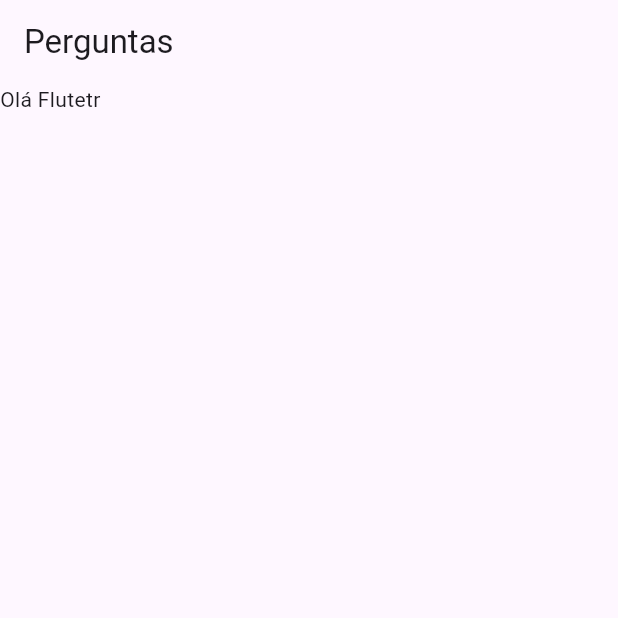
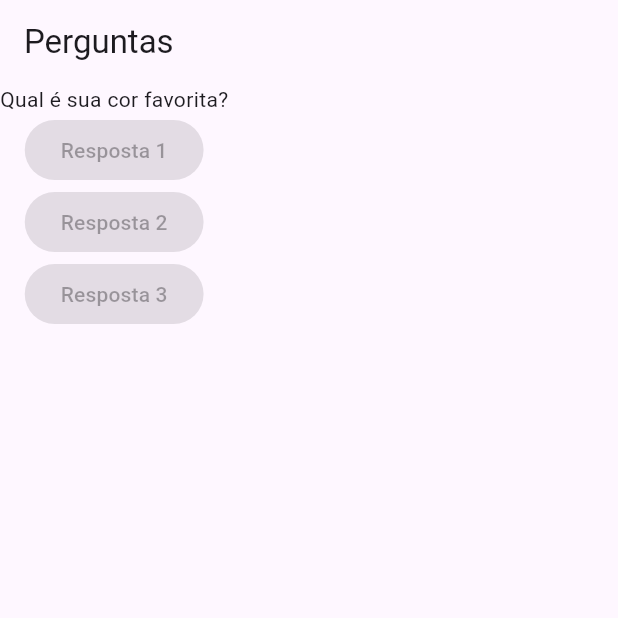
Before and after one commit to diegogiovane/ProjetoPerguntas, a Flutter app: the screen it shows after launch, on a phone screen of 412 x 824 dp, the top half of it. Run offline on Flutter 3.47's test engine with Material 3 defaults, Android fonts, the phone set to English and light mode, and no system bars.

Commit message:
34. Usando Column para Organizar os Widgets

```diff
--- a/lib/main.dart
+++ b/lib/main.dart
@@ -1,9 +1,13 @@
 import 'package:flutter/material.dart';
 
-void main(List<String> args) =>	runApp(const PerguntaApp());
+void main(List<String> args) =>	runApp(PerguntaApp());
 
 class PerguntaApp extends StatelessWidget {
-	const PerguntaApp({super.key});
+	PerguntaApp({super.key});
+	final perguntas = [
+		'Qual é sua cor favorita?',
+		'Qual é seu animal favorito?'
+	];
 
 	@override
 	Widget build(BuildContext context) {
@@ -12,7 +16,23 @@ class PerguntaApp extends StatelessWidget {
 				appBar: AppBar(
 					title: const Text('Perguntas'),
 				),
-				body: const Text('Olá Flutetr'),
+				body: Column(
+					children: <Widget>[
+				    	Text(perguntas[0]),
+						const ElevatedButton(
+							onPressed: null,
+							child: Text('Resposta 1')
+						),
+						const ElevatedButton(
+							onPressed: null,
+							child: Text('Resposta 2')
+						),
+						const ElevatedButton(
+							onPressed: null,
+							child: Text('Resposta 3')
+						)
+					],
+				),
 			)
 		);
 	}
```
